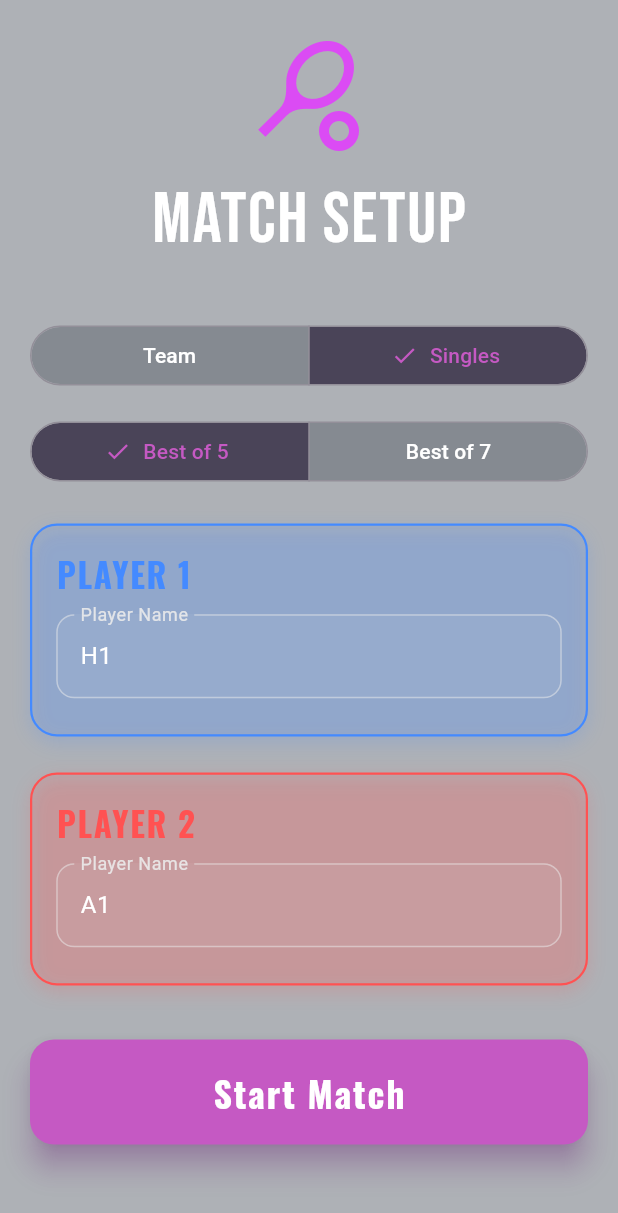
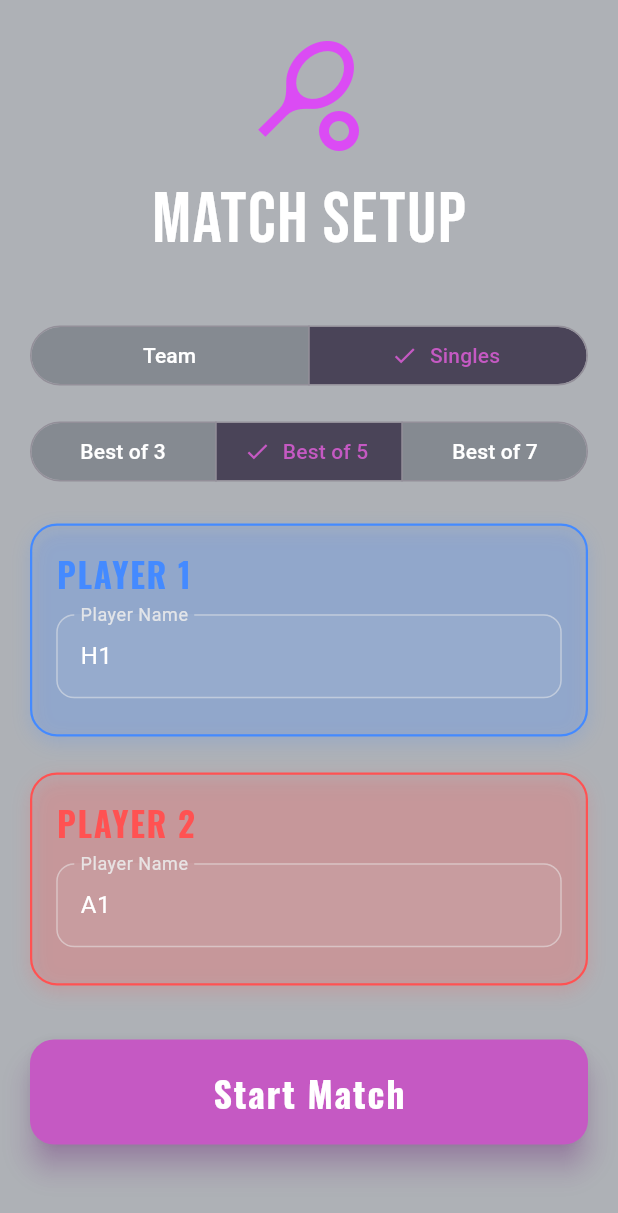
Before and after one commit to JamieCee/table_tennis_scoreboard, a Flutter app: the TeamSetupScreen screen opened directly, after a tap on "Singles", on a phone screen of 412 x 824 dp. Shown: the top 1213 px of the screen. Run offline on Flutter 3.47's test engine with Material 3 defaults, Android fonts, the phone set to English and light mode, and no system bars; our stand-ins replace animated_splash_screen, cloud_firestore, firebase_core, google_fonts, lottie, page_transition; accounts and stored records are empty.

Commit message:
Best of 3 sets

```diff
--- a/lib/screens/team_setup_screen.dart
+++ b/lib/screens/team_setup_screen.dart
@@ -18,7 +18,7 @@ class TeamSetupScreen extends StatefulWidget {
 
 class _TeamSetupScreenState extends State<TeamSetupScreen> {
   MatchType _matchType = MatchType.team;
-  int _setsToWin = 3;
+  int _setsToWin = 3; // Number of sets to win by
 
   final _homeNameController = TextEditingController(text: 'Home Team');
   final _awayNameController = TextEditingController(text: 'Away Team');
@@ -26,12 +26,13 @@ class _TeamSetupScreenState extends State<TeamSetupScreen> {
   final _homePlayers = List.generate(
     3,
     (i) => TextEditingController(text: 'H${i + 1}'),
-  );
+  ); // 3 players in a home team
   final _awayPlayers = List.generate(
     3,
     (i) => TextEditingController(text: 'A${i + 1}'),
-  );
+  ); // 3 players in the away team
 
+  // Generate a 6-character alphanumeric match ID as a join code
   String _generateMatchId() {
     const chars = 'ABCDEFGHIJKLMNOPQRSTUVWXYZ0123456789';
     final random = Random();
@@ -44,20 +45,25 @@ class _TeamSetupScreenState extends State<TeamSetupScreen> {
   }
 
   void _startMatch() async {
+    // List the collection of home players or the singles player
     final homePlayers = _matchType == MatchType.team
         ? _homePlayers.map((c) => Player(c.text)).toList()
         : [_homePlayers.first].map((c) => Player(c.text)).toList();
 
+    // List the collection of away players or the singles player
     final awayPlayers = _matchType == MatchType.team
         ? _awayPlayers.map((c) => Player(c.text)).toList()
         : [_awayPlayers.first].map((c) => Player(c.text)).toList();
 
+    // If its a team game, show team name, else show the singles player
     final home = Team(
       name: _matchType == MatchType.team
           ? _homeNameController.text
           : homePlayers.first.name,
       players: homePlayers,
     );
+
+    // If its a team game, show team name, else show the singles player
     final away = Team(
       name: _matchType == MatchType.team
           ? _awayNameController.text
@@ -66,6 +72,8 @@ class _TeamSetupScreenState extends State<TeamSetupScreen> {
     );
 
     final matchId = _generateMatchId();
+
+    // Create new match controller
     final controller = MatchController(
       home: home,
       away: away,
@@ -195,6 +203,7 @@ class _TeamSetupScreenState extends State<TeamSetupScreen> {
   Widget _buildSetsToWinSelector() {
     return SegmentedButton<int>(
       segments: const [
+        ButtonSegment(value: 2, label: Text('Best of 3')),
         ButtonSegment(value: 3, label: Text('Best of 5')),
         ButtonSegment(value: 4, label: Text('Best of 7')),
       ],
```
